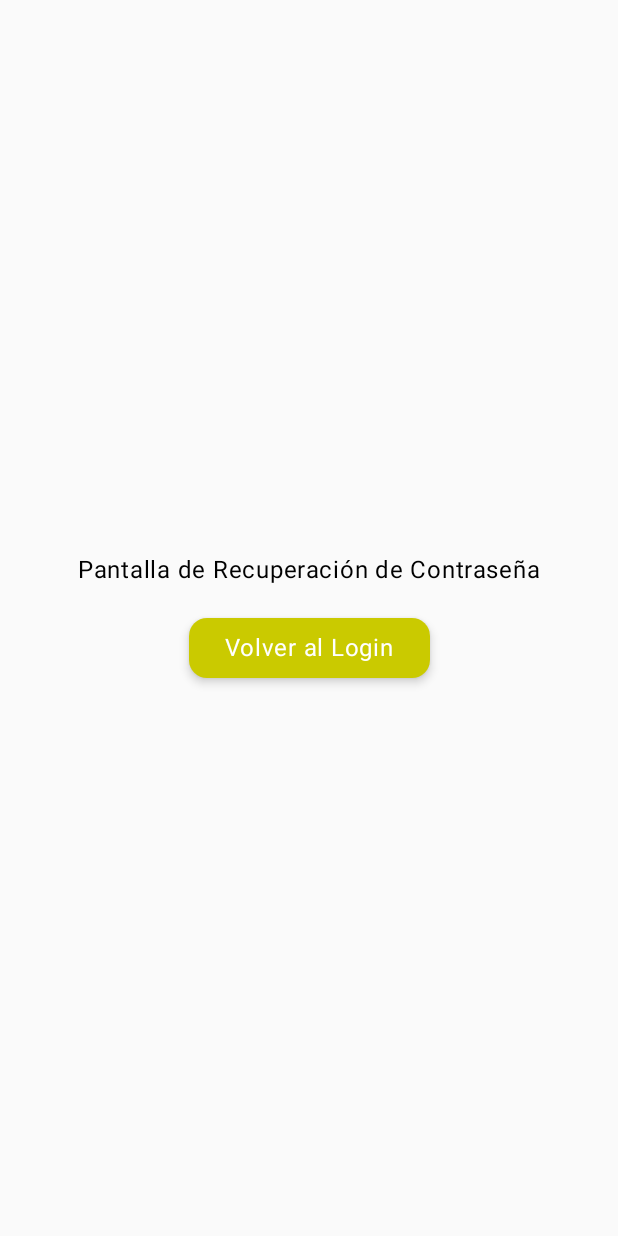
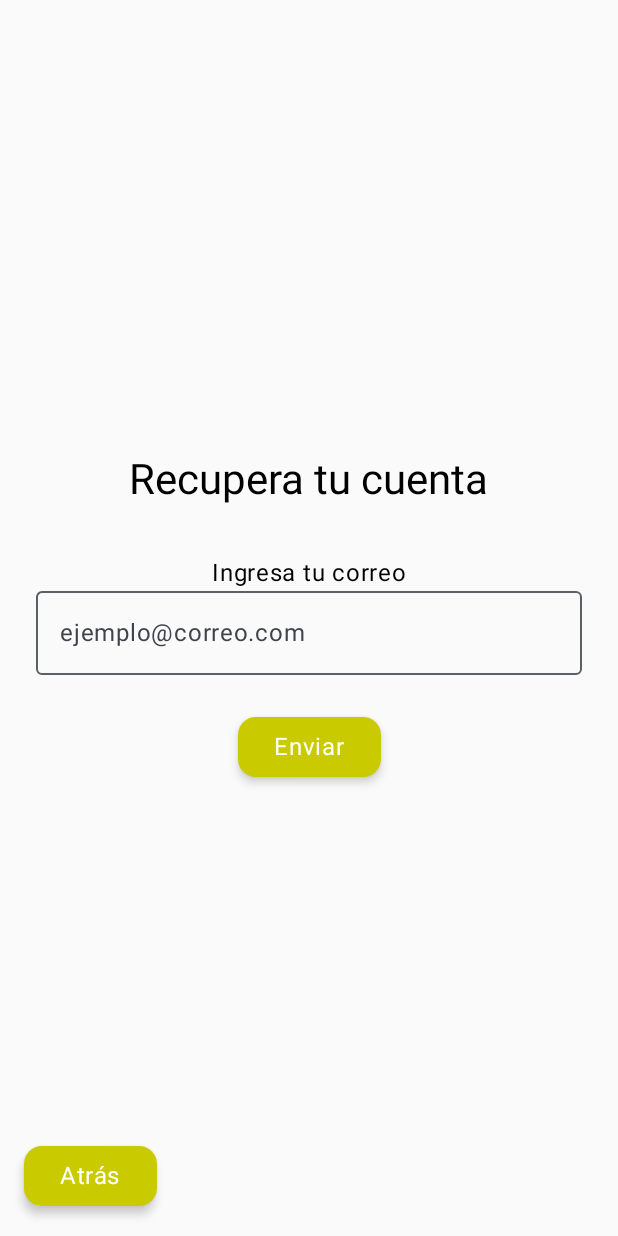
Before and after one commit to Max-Mtzz/Contactos_MVVM, an Android app built with Jetpack Compose: the ForgotPasswordScreen screen opened through its navigation route, on a phone screen of 412 x 824 dp. Run offline under Robolectric (Android 15) with nearby library versions, the phone set to English and light mode, and no system bars.

Commit message:
El ForgotPasswordScreen.kt terminado antes de que max  nos regañe

```diff
--- a/app/src/main/java/com/example/contactos_mvvm/ui/screens/ForgotPasswordScreen.kt
+++ b/app/src/main/java/com/example/contactos_mvvm/ui/screens/ForgotPasswordScreen.kt
@@ -1,29 +1,69 @@
 package com.example.contactos_mvvm.ui.screens
 
-import androidx.compose.foundation.layout.Arrangement
-import androidx.compose.foundation.layout.Column
-import androidx.compose.foundation.layout.Spacer
-import androidx.compose.foundation.layout.fillMaxSize
-import androidx.compose.foundation.layout.height
-import androidx.compose.material3.Text
-import androidx.compose.runtime.Composable
+import androidx.compose.foundation.layout.*
+import androidx.compose.foundation.text.KeyboardOptions
+import androidx.compose.material3.*
+import androidx.compose.runtime.*
 import androidx.compose.ui.Alignment
 import androidx.compose.ui.Modifier
+import androidx.compose.ui.text.input.KeyboardType
+import androidx.compose.ui.tooling.preview.Preview
 import androidx.compose.ui.unit.dp
+import androidx.compose.ui.unit.sp
 import androidx.navigation.NavController
 import com.example.contactos_mvvm.ui.components.buttons.PrimaryButton
 
 @Composable
-fun ForgotPasswordScreen(navController: NavController) {
+fun ForgotPasswordScreen(navController: NavController? = null) {
+    var email by remember { mutableStateOf("") }
+
     Column(
-        modifier = Modifier.fillMaxSize(),
+        modifier = Modifier
+            .fillMaxSize()
+            .padding(24.dp),
         horizontalAlignment = Alignment.CenterHorizontally,
         verticalArrangement = Arrangement.Center
     ) {
-        Text("Pantalla de Recuperación de Contraseña")
-        Spacer(modifier = Modifier.height(16.dp))
-        PrimaryButton("Volver al Login") {
-            navController.popBackStack()
+        // Título
+        Text(
+            text = "Recupera tu cuenta",
+            style = MaterialTheme.typography.headlineMedium,
+            modifier = Modifier.padding(bottom = 32.dp)
+        )
+
+        // Campo de texto
+        Text(text = "Ingresa tu correo")
+        OutlinedTextField(
+            value = email,
+            onValueChange = { email = it },
+            modifier = Modifier.fillMaxWidth(),
+            keyboardOptions = KeyboardOptions(keyboardType = KeyboardType.Email),
+            placeholder = { Text("ejemplo@correo.com") }
+        )
+
+        Spacer(modifier = Modifier.height(24.dp))
+
+        // Botón de enviar
+        PrimaryButton(text = "Enviar") {
+            // Aquí iría la lógica de recuperación
+        }
+    }
+
+    // Botón "Atrás" anclado en la parte inferior
+    Box(
+        modifier = Modifier
+            .fillMaxSize()
+            .padding(16.dp),
+        contentAlignment = Alignment.BottomStart
+    ) {
+        PrimaryButton(text = "Atrás") {
+            navController?.popBackStack()
         }
     }
 }
+
+@Preview(showBackground = true, showSystemUi = true)
+@Composable
+fun ForgotPasswordScreenPreview() {
+    ForgotPasswordScreen()
+}
```
